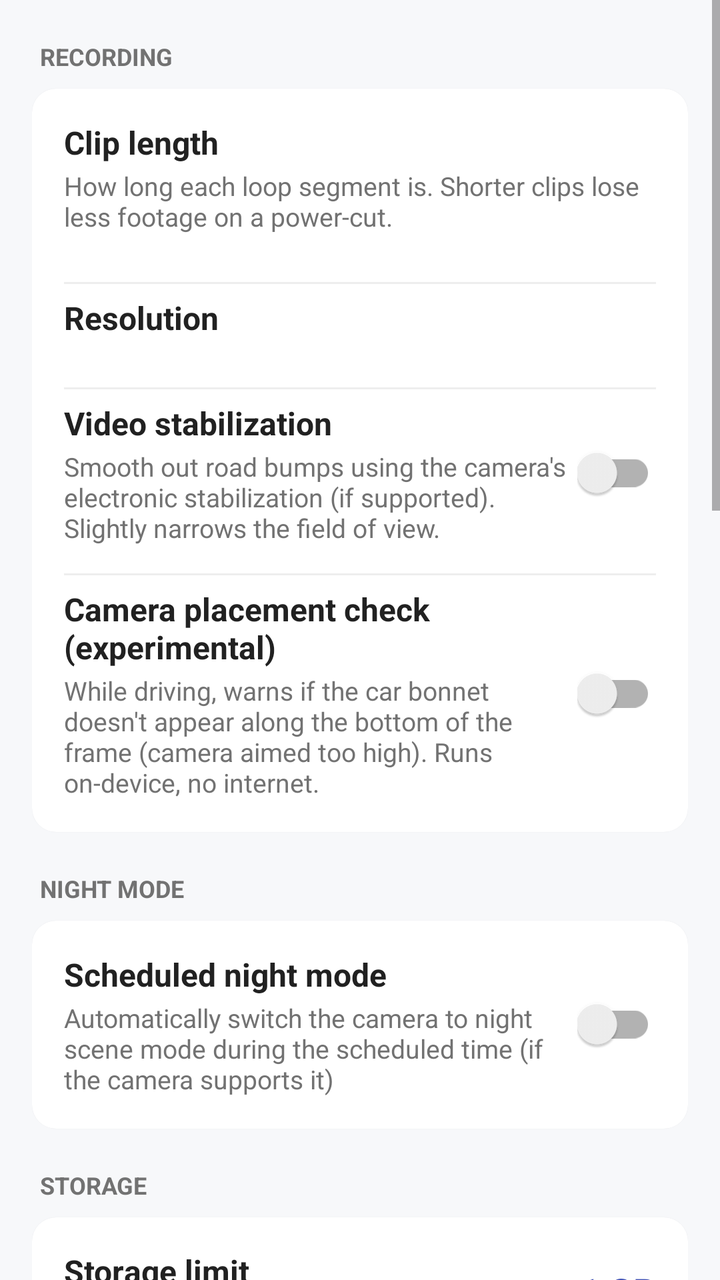
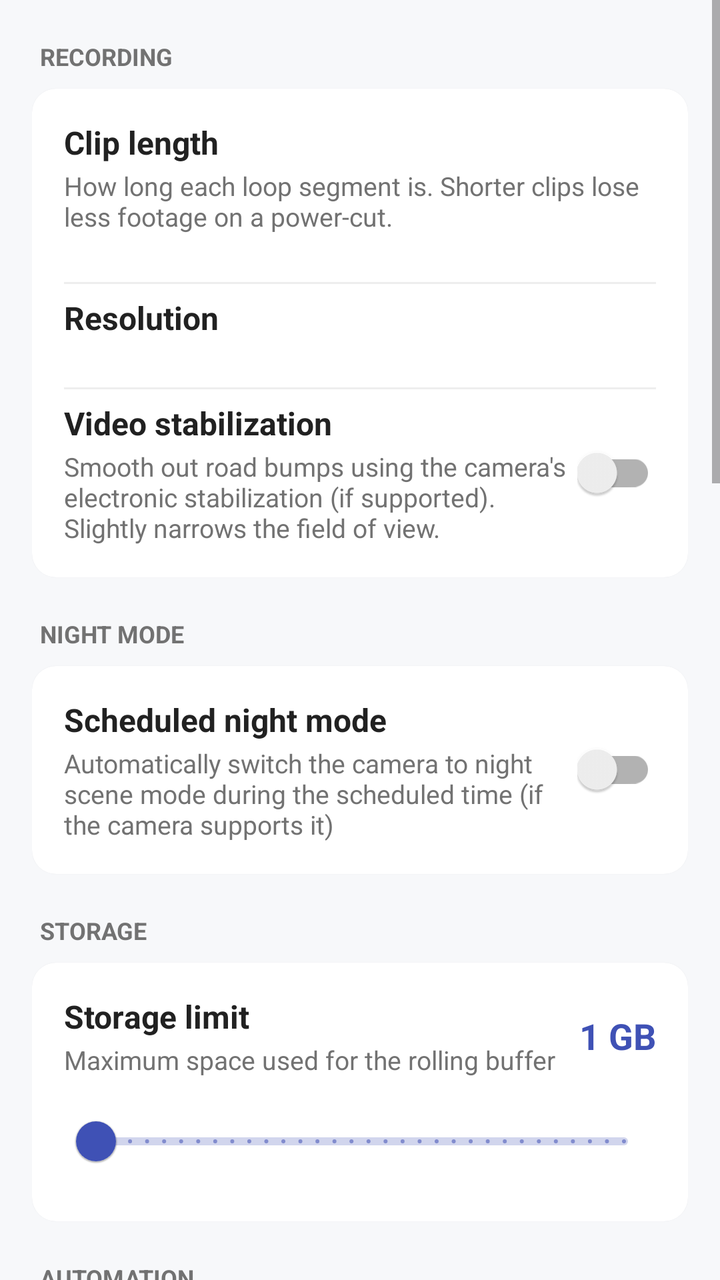

Screens rendered from an Android XML layout before and after an edit, with the pre-edit source and the edit as a unified diff.
<!-- AndroidManifest.xml: application theme AppTheme -->
<!-- res/layout/activity_settings.xml -->
<?xml version="1.0" encoding="utf-8"?>
<ScrollView xmlns:android="http://schemas.android.com/apk/res/android"
    xmlns:app="http://schemas.android.com/apk/res-auto"
    android:layout_width="match_parent"
    android:layout_height="match_parent"
    android:background="@color/colorWindowBg"
    android:fillViewport="true">

    <LinearLayout
        android:layout_width="match_parent"
        android:layout_height="wrap_content"
        android:orientation="vertical"
        android:paddingLeft="16dp"
        android:paddingRight="16dp"
        android:paddingBottom="24dp">

        
        <TextView
            style="@style/SettingsSectionHeader"
            android:text="Recording" />

        <androidx.cardview.widget.CardView style="@style/SettingsCard">

            <LinearLayout
                android:layout_width="match_parent"
                android:layout_height="wrap_content"
                android:orientation="vertical"
                android:padding="16dp">

                <TextView
                    style="@style/SettingsItemTitle"
                    android:text="Clip length" />

                <TextView
                    style="@style/SettingsItemSubtitle"
                    android:text="How long each loop segment is. Shorter clips lose less footage on a power-cut." />

                <LinearLayout
                    android:id="@+id/group_clip"
                    android:layout_width="match_parent"
                    android:layout_height="wrap_content"
                    android:layout_marginTop="10dp"
                    android:orientation="horizontal" />

                <View style="@style/SettingsDivider" />

                <TextView
                    style="@style/SettingsItemTitle"
                    android:text="Resolution" />

                <LinearLayout
                    android:id="@+id/group_res"
                    android:layout_width="match_parent"
                    android:layout_height="wrap_content"
                    android:layout_marginTop="10dp"
                    android:orientation="horizontal" />

                <View style="@style/SettingsDivider" />

                <LinearLayout
                    android:layout_width="match_parent"
                    android:layout_height="wrap_content"
                    android:orientation="horizontal">

                    <LinearLayout
                        android:layout_width="0dp"
                        android:layout_height="wrap_content"
                        android:layout_weight="1"
                        android:orientation="vertical">

                        <TextView
                            style="@style/SettingsItemTitle"
                            android:text="Video stabilization" />

                        <TextView
                            style="@style/SettingsItemSubtitle"
                            android:text="Smooth out road bumps using the camera's electronic stabilization (if supported). Slightly narrows the field of view." />
                    </LinearLayout>

                    <com.google.android.material.switchmaterial.SwitchMaterial
                        android:id="@+id/switch_stabilization"
                        android:layout_width="wrap_content"
                        android:layout_height="wrap_content"
                        android:layout_gravity="center_vertical" />
                </LinearLayout>

                <View style="@style/SettingsDivider" />

                <LinearLayout
                    android:layout_width="match_parent"
                    android:layout_height="wrap_content"
                    android:orientation="horizontal">

                    <LinearLayout
                        android:layout_width="0dp"
                        android:layout_height="wrap_content"
                        android:layout_weight="1"
                        android:orientation="vertical">

                        <TextView
                            style="@style/SettingsItemTitle"
                            android:text="Camera placement check (experimental)" />

                        <TextView
                            style="@style/SettingsItemSubtitle"
                            android:text="While driving, warns if the car bonnet doesn't appear along the bottom of the frame (camera aimed too high). Runs on-device, no internet." />
                    </LinearLayout>

                    <com.google.android.material.switchmaterial.SwitchMaterial
                        android:id="@+id/switch_mount_check"
                        android:layout_width="wrap_content"
                        android:layout_height="wrap_content"
                        android:layout_gravity="center_vertical" />
                </LinearLayout>
            </LinearLayout>
        </androidx.cardview.widget.CardView>

        
        <TextView
            style="@style/SettingsSectionHeader"
            android:text="Night mode" />

        <androidx.cardview.widget.CardView style="@style/SettingsCard">

            <LinearLayout
                android:layout_width="match_parent"
                android:layout_height="wrap_content"
                android:orientation="vertical"
                android:padding="16dp">

                <LinearLayout
                    android:layout_width="match_parent"
                    android:layout_height="wrap_content"
                    android:orientation="horizontal">

                    <LinearLayout
                        android:layout_width="0dp"
                        android:layout_height="wrap_content"
                        android:layout_weight="1"
                        android:orientation="vertical">

                        <TextView
                            style="@style/SettingsItemTitle"
                            android:text="Scheduled night mode" />

                        <TextView
                            style="@style/SettingsItemSubtitle"
                            android:text="Automatically switch the camera to night scene mode during the scheduled time (if the camera supports it)" />
                    </LinearLayout>

                    <com.google.android.material.switchmaterial.SwitchMaterial
                        android:id="@+id/switch_night"
                        android:layout_width="wrap_content"
                        android:layout_height="wrap_content"
                        android:layout_gravity="center_vertical" />
                </LinearLayout>

                
                <LinearLayout
                    android:id="@+id/night_schedule_panel"
                    android:layout_width="match_parent"
                    android:layout_height="wrap_content"
                    android:orientation="vertical"
                    android:visibility="gone">

                    <View style="@style/SettingsDivider" />

                    <LinearLayout
                        android:layout_width="match_parent"
                        android:layout_height="wrap_content"
                        android:layout_marginTop="4dp"
                        android:gravity="center_vertical"
                        android:orientation="horizontal">

                        <TextView
                            android:id="@+id/night_start_chip"
                            android:layout_width="0dp"
                            android:layout_height="wrap_content"
                            android:layout_weight="1"
                            android:clickable="true"
                            android:focusable="true"
                            android:gravity="center"
                            android:paddingTop="10dp"
                            android:paddingBottom="10dp"
                            android:text="6:00 PM"
                            android:textSize="16sp" />

                        <TextView
                            android:layout_width="wrap_content"
                            android:layout_height="wrap_content"
                            android:layout_marginStart="8dp"
                            android:layout_marginEnd="8dp"
                            android:text="\u2192"
                            android:textColor="@color/colorTextSecondary"
                            android:textSize="20sp" />

                        <TextView
                            android:id="@+id/night_end_chip"
                            android:layout_width="0dp"
                            android:layout_height="wrap_content"
                            android:layout_weight="1"
                            android:clickable="true"
                            android:focusable="true"
                            android:gravity="center"
                            android:paddingTop="10dp"
                            android:paddingBottom="10dp"
                            android:text="6:00 AM"
                            android:textSize="16sp" />
                    </LinearLayout>

                    <TimePicker
                        android:id="@+id/night_time_picker"
                        android:layout_width="wrap_content"
                        android:layout_height="wrap_content"
                        android:layout_gravity="center_horizontal"
                        android:layout_marginTop="8dp"
                        android:timePickerMode="spinner"
                        android:visibility="gone" />
                </LinearLayout>
            </LinearLayout>
        </androidx.cardview.widget.CardView>

        
        <TextView
            style="@style/SettingsSectionHeader"
            android:text="Storage" />

        <androidx.cardview.widget.CardView style="@style/SettingsCard">

            <LinearLayout
                android:layout_width="match_parent"
                android:layout_height="wrap_content"
                android:orientation="vertical"
                android:padding="16dp">

                <LinearLayout
                    android:layout_width="match_parent"
                    android:layout_height="wrap_content"
                    android:orientation="horizontal">

                    <LinearLayout
                        android:layout_width="0dp"
                        android:layout_height="wrap_content"
                        android:layout_weight="1"
                        android:orientation="vertical">

                        <TextView
                            style="@style/SettingsItemTitle"
                            android:text="Storage limit" />

                        <TextView
                            android:id="@+id/storage_free"
                            style="@style/SettingsItemSubtitle"
                            android:text="Maximum space used for the rolling buffer" />
                    </LinearLayout>

                    <TextView
                        android:id="@+id/storage_value"
                        android:layout_width="wrap_content"
                        android:layout_height="wrap_content"
                        android:layout_gravity="center_vertical"
                        android:text="1 GB"
                        android:textColor="@color/colorPrimary"
                        android:textSize="18sp"
                        android:textStyle="bold" />
                </LinearLayout>

                <com.google.android.material.slider.Slider
                    android:id="@+id/storage_slider"
                    android:layout_width="match_parent"
                    android:layout_height="wrap_content"
                    android:layout_marginTop="8dp"
                    android:stepSize="1"
                    android:valueFrom="1"
                    android:valueTo="32" />
            </LinearLayout>
        </androidx.cardview.widget.CardView>

        
        <TextView
            style="@style/SettingsSectionHeader"
            android:text="Automation" />

        <androidx.cardview.widget.CardView style="@style/SettingsCard">

            <LinearLayout
                android:layout_width="match_parent"
                android:layout_height="wrap_content"
                android:orientation="vertical"
                android:padding="16dp">

                <LinearLayout
                    android:layout_width="match_parent"
                    android:layout_height="wrap_content"
                    android:orientation="horizontal">

                    <LinearLayout
                        android:layout_width="0dp"
                        android:layout_height="wrap_content"
                        android:layout_weight="1"
                        android:orientation="vertical">

                        <TextView
                            style="@style/SettingsItemTitle"
                            android:text="Start recording when charging" />

                        <TextView
                            style="@style/SettingsItemSubtitle"
                            android:text="Automatically start the dashcam when the car powers on (charger connected)" />
                    </LinearLayout>

                    <com.google.android.material.switchmaterial.SwitchMaterial
                        android:id="@+id/switch_autostart"
                        android:layout_width="wrap_content"
                        android:layout_height="wrap_content"
                        android:layout_gravity="center_vertical" />
                </LinearLayout>

                <View style="@style/SettingsDivider" />

                <LinearLayout
                    android:layout_width="match_parent"
                    android:layout_height="wrap_content"
                    android:orientation="horizontal">

                    <LinearLayout
                        android:layout_width="0dp"
                        android:layout_height="wrap_content"
                        android:layout_weight="1"
                        android:orientation="vertical">

                        <TextView
                            style="@style/SettingsItemTitle"
                            android:text="Stop recording when unplugged" />

                        <TextView
                            style="@style/SettingsItemSubtitle"
                            android:text="Automatically stop the dashcam when the car powers off (charger disconnected)" />
                    </LinearLayout>

                    <com.google.android.material.switchmaterial.SwitchMaterial
                        android:id="@+id/switch_autostop"
                        android:layout_width="wrap_content"
                        android:layout_height="wrap_content"
                        android:layout_gravity="center_vertical" />
                </LinearLayout>
            </LinearLayout>
        </androidx.cardview.widget.CardView>

        
        <TextView
            style="@style/SettingsSectionHeader"
            android:text="Safety" />

        <androidx.cardview.widget.CardView style="@style/SettingsCard">

            <LinearLayout
                android:layout_width="match_parent"
                android:layout_height="wrap_content"
                android:orientation="vertical"
                android:padding="16dp">

                <LinearLayout
                    android:layout_width="match_parent"
                    android:layout_height="wrap_content"
                    android:orientation="horizontal">

                    <LinearLayout
                        android:layout_width="0dp"
                        android:layout_height="wrap_content"
                        android:layout_weight="1"
                        android:orientation="vertical">

                        <TextView
                            style="@style/SettingsItemTitle"
                            android:text="Overheating alert" />

                        <TextView
                            style="@style/SettingsItemSubtitle"
                            android:text="Warn me when the battery gets too hot" />
                    </LinearLayout>

                    <com.google.android.material.switchmaterial.SwitchMaterial
                        android:id="@+id/switch_overheat"
                        android:layout_width="wrap_content"
                        android:layout_height="wrap_content"
                        android:layout_gravity="center_vertical" />
                </LinearLayout>

                <LinearLayout
                    android:id="@+id/group_overheat"
                    android:layout_width="match_parent"
                    android:layout_height="wrap_content"
                    android:layout_marginTop="10dp"
                    android:orientation="horizontal" />

                <View style="@style/SettingsDivider" />

                <LinearLayout
                    android:layout_width="match_parent"
                    android:layout_height="wrap_content"
                    android:orientation="horizontal">

                    <LinearLayout
                        android:layout_width="0dp"
                        android:layout_height="wrap_content"
                        android:layout_weight="1"
                        android:orientation="vertical">

                        <TextView
                            style="@style/SettingsItemTitle"
                            android:text="Auto shutdown on low battery" />

                        <TextView
                            style="@style/SettingsItemSubtitle"
                            android:text="Safely stop and quit when the battery is low and not charging" />
                    </LinearLayout>

                    <com.google.android.material.switchmaterial.SwitchMaterial
                        android:id="@+id/switch_lowbatt"
                        android:layout_width="wrap_content"
                        android:layout_height="wrap_content"
                        android:layout_gravity="center_vertical" />
                </LinearLayout>

                <LinearLayout
                    android:id="@+id/group_lowbatt"
                    android:layout_width="match_parent"
                    android:layout_height="wrap_content"
                    android:layout_marginTop="10dp"
                    android:orientation="horizontal" />
            </LinearLayout>
        </androidx.cardview.widget.CardView>

        
        <TextView
            style="@style/SettingsSectionHeader"
            android:text="General" />

        <androidx.cardview.widget.CardView style="@style/SettingsCard">

            <LinearLayout
                android:layout_width="match_parent"
                android:layout_height="wrap_content"
                android:orientation="vertical"
                android:padding="16dp">

                <LinearLayout
                    android:layout_width="match_parent"
                    android:layout_height="wrap_content"
                    android:orientation="horizontal">

                    <LinearLayout
                        android:layout_width="0dp"
                        android:layout_height="wrap_content"
                        android:layout_weight="1"
                        android:orientation="vertical">

                        <TextView
                            style="@style/SettingsItemTitle"
                            android:text="Silent" />

                        <TextView
                            style="@style/SettingsItemSubtitle"
                            android:text="Mute system sound while recording" />
                    </LinearLayout>

                    <com.google.android.material.switchmaterial.SwitchMaterial
                        android:id="@+id/switch_silent"
                        android:layout_width="wrap_content"
                        android:layout_height="wrap_content"
                        android:layout_gravity="center_vertical" />
                </LinearLayout>

                <View style="@style/SettingsDivider" />

                <LinearLayout
                    android:layout_width="match_parent"
                    android:layout_height="wrap_content"
                    android:orientation="horizontal">

                    <LinearLayout
                        android:layout_width="0dp"
                        android:layout_height="wrap_content"
                        android:layout_weight="1"
                        android:orientation="vertical">

                        <TextView
                            style="@style/SettingsItemTitle"
                            android:text="Start Maps in background" />

                        <TextView
                            style="@style/SettingsItemSubtitle"
                            android:text="Launch Google Maps navigation when the app starts" />
                    </LinearLayout>

                    <com.google.android.material.switchmaterial.SwitchMaterial
                        android:id="@+id/switch_maps"
                        android:layout_width="wrap_content"
                        android:layout_height="wrap_content"
                        android:layout_gravity="center_vertical" />
                </LinearLayout>

                <View style="@style/SettingsDivider" />

                <LinearLayout
                    android:layout_width="match_parent"
                    android:layout_height="wrap_content"
                    android:orientation="vertical">

                    <TextView
                        style="@style/SettingsItemTitle"
                        android:text="Add “Start Recording” to home screen" />

                    <TextView
                        style="@style/SettingsItemSubtitle"
                        android:text="Places a shortcut on your launcher that starts recording instantly. Remove it from the home screen when no longer needed." />
                </LinearLayout>

                <TextView
                    android:id="@+id/btn_add_shortcut"
                    android:layout_width="match_parent"
                    android:layout_height="48dp"
                    android:layout_marginTop="10dp"
                    android:background="@drawable/bg_storage_card"
                    android:clickable="true"
                    android:focusable="true"
                    android:gravity="center"
                    android:text="Add to home screen"
                    android:textColor="@color/colorAction"
                    android:textSize="15sp"
                    android:textStyle="bold" />

                <View style="@style/SettingsDivider" />

                <TextView
                    android:id="@+id/btn_delete_all"
                    android:layout_width="match_parent"
                    android:layout_height="48dp"
                    android:background="@drawable/bg_delete_button"
                    android:clickable="true"
                    android:focusable="true"
                    android:gravity="center"
                    android:text="Delete all recordings"
                    android:textColor="#FFD32F2F"
                    android:textSize="15sp"
                    android:textStyle="bold" />
            </LinearLayout>
        </androidx.cardview.widget.CardView>

    </LinearLayout>
</ScrollView>
<!-- resources referenced by this layout -->
<resources>
  <color name="colorAction">#3F51B5</color>
  <color name="colorPrimary">#3F51B5</color>
  <color name="colorTextSecondary">#727272</color>
  <color name="colorWindowBg">#FFF7F8FA</color>
  <!-- drawable bg_delete_button (drawable) -->
  <?xml version="1.0" encoding="utf-8"?>
  <shape xmlns:android="http://schemas.android.com/apk/res/android"
      android:shape="rectangle">
      <solid android:color="#FFFDECEC" />
      <stroke
          android:width="1dp"
          android:color="#FFD32F2F" />
      <corners android:radius="10dp" />
  </shape>
  <!-- drawable bg_storage_card (drawable) -->
  <?xml version="1.0" encoding="utf-8"?>
  <shape xmlns:android="http://schemas.android.com/apk/res/android"
      android:shape="rectangle">
      <solid android:color="@color/colorCardAlt" />
      <corners android:radius="12dp" />
  </shape>
  <style name="SettingsCard">
          <item name="android:layout_width">match_parent</item>
          <item name="android:layout_height">wrap_content</item>
          <item name="cardCornerRadius">12dp</item>
          <item name="cardElevation">1dp</item>
          <item name="cardBackgroundColor">@color/colorCard</item>
      </style>
  <style name="SettingsDivider">
          <item name="android:layout_width">match_parent</item>
          <item name="android:layout_height">1dp</item>
          <item name="android:layout_marginTop">14dp</item>
          <item name="android:layout_marginBottom">6dp</item>
          <item name="android:background">@color/colorDivider</item>
      </style>
  <style name="SettingsItemSubtitle">
          <item name="android:layout_width">match_parent</item>
          <item name="android:layout_height">wrap_content</item>
          <item name="android:layout_marginTop">2dp</item>
          <item name="android:textSize">13sp</item>
          <item name="android:textColor">@color/colorTextSecondary</item>
      </style>
  <style name="SettingsItemTitle">
          <item name="android:layout_width">match_parent</item>
          <item name="android:layout_height">wrap_content</item>
          <item name="android:textSize">16sp</item>
          <item name="android:textStyle">bold</item>
          <item name="android:textColor">@color/colorTextPrimary</item>
      </style>
  <style name="SettingsSectionHeader">
          <item name="android:layout_width">match_parent</item>
          <item name="android:layout_height">wrap_content</item>
          <item name="android:layout_marginTop">20dp</item>
          <item name="android:layout_marginBottom">8dp</item>
          <item name="android:layout_marginStart">4dp</item>
          <item name="android:textAllCaps">true</item>
          <item name="android:textStyle">bold</item>
          <item name="android:textSize">12sp</item>
          <item name="android:textColor">@color/colorTextSecondary</item>
      </style>
  <style name="AppTheme" parent="Theme.MaterialComponents.DayNight.DarkActionBar.Bridge">
          
          <item name="colorPrimary">@color/colorPrimary</item>
          <item name="colorPrimaryDark">@color/colorPrimaryDark</item>
          <item name="colorAccent">@color/colorAccent</item>
          <item name="preferenceTheme">@style/PreferenceThemeOverlay</item>
          <item name="android:windowBackground">@color/colorWindowBg</item>
      </style>
  <color name="colorCardAlt">#FFF5F6F8</color>
  <color name="colorCard">#FFFFFFFF</color>
  <color name="colorDivider">#FFEEEEEE</color>
  <color name="colorTextPrimary">#212121</color>
  <color name="colorPrimaryDark">#303F9F</color>
  <color name="colorAccent">#FF4081</color>
</resources>

<!-- the commit's change to res/layout/activity_settings.xml (unified diff, before → after) -->
@@ -79,35 +79,6 @@
 
                     <com.google.android.material.switchmaterial.SwitchMaterial
                         android:id="@+id/switch_stabilization"
-                        android:layout_width="wrap_content"
-                        android:layout_height="wrap_content"
-                        android:layout_gravity="center_vertical" />
-                </LinearLayout>
-
-                <View style="@style/SettingsDivider" />
-
-                <LinearLayout
-                    android:layout_width="match_parent"
-                    android:layout_height="wrap_content"
-                    android:orientation="horizontal">
-
-                    <LinearLayout
-                        android:layout_width="0dp"
-                        android:layout_height="wrap_content"
-                        android:layout_weight="1"
-                        android:orientation="vertical">
-
-                        <TextView
-                            style="@style/SettingsItemTitle"
-                            android:text="Camera placement check (experimental)" />
-
-                        <TextView
-                            style="@style/SettingsItemSubtitle"
-                            android:text="While driving, warns if the car bonnet doesn't appear along the bottom of the frame (camera aimed too high). Runs on-device, no internet." />
-                    </LinearLayout>
-
-                    <com.google.android.material.switchmaterial.SwitchMaterial
-                        android:id="@+id/switch_mount_check"
                         android:layout_width="wrap_content"
                         android:layout_height="wrap_content"
                         android:layout_gravity="center_vertical" />
@@ -548,5 +519,53 @@
             </LinearLayout>
         </androidx.cardview.widget.CardView>
 
+        
+        <TextView
+            style="@style/SettingsSectionHeader"
+            android:text="Experimental" />
+
+        <androidx.cardview.widget.CardView style="@style/SettingsCard">
+
+            <LinearLayout
+                android:layout_width="match_parent"
+                android:layout_height="wrap_content"
+                android:orientation="vertical"
+                android:padding="16dp">
+
+                <TextView
+                    style="@style/SettingsItemSubtitle"
+                    android:text="These features are still being tuned and may not work perfectly. Enable them at your own discretion." />
+
+                <View style="@style/SettingsDivider" />
+
+                <LinearLayout
+                    android:layout_width="match_parent"
+                    android:layout_height="wrap_content"
+                    android:orientation="horizontal">
+
+                    <LinearLayout
+                        android:layout_width="0dp"
+                        android:layout_height="wrap_content"
+                        android:layout_weight="1"
+                        android:orientation="vertical">
+
+                        <TextView
+                            style="@style/SettingsItemTitle"
+                            android:text="Camera placement check" />
+
+                        <TextView
+                            style="@style/SettingsItemSubtitle"
+                            android:text="While driving, warns if the car bonnet doesn't appear along the bottom of the frame (camera aimed too high). Runs on-device, no internet." />
+                    </LinearLayout>
+
+                    <com.google.android.material.switchmaterial.SwitchMaterial
+                        android:id="@+id/switch_mount_check"
+                        android:layout_width="wrap_content"
+                        android:layout_height="wrap_content"
+                        android:layout_gravity="center_vertical" />
+                </LinearLayout>
+            </LinearLayout>
+        </androidx.cardview.widget.CardView>
+
     </LinearLayout>
 </ScrollView>
